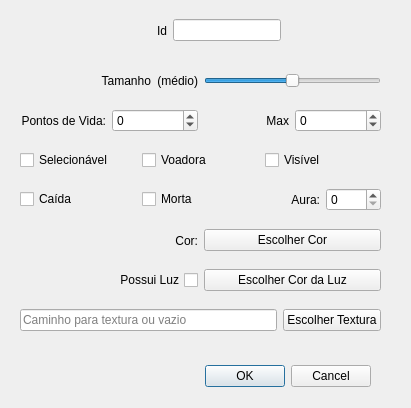
Above: ifg/qt/ui/entidade.ui from matferib/tabuleiro-virtual before the change. Below: the same form after it.
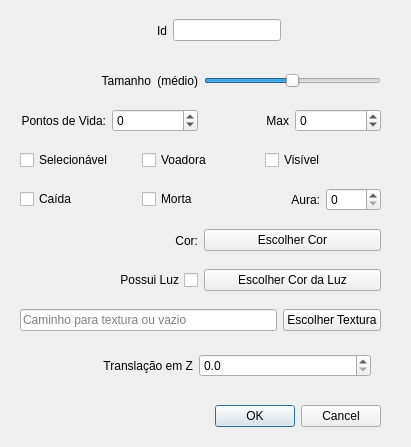
That is the form after the change.

Commit message: versao com translacao em Z para entidades e hit points para formas

What changed in the file:
```diff
--- a/ifg/qt/ui/entidade.ui
+++ b/ifg/qt/ui/entidade.ui
@@ -8,7 +8,7 @@
     <x>0</x>
     <y>0</y>
     <width>411</width>
-    <height>408</height>
+    <height>447</height>
    </rect>
   </property>
   <property name="windowTitle">
@@ -23,8 +23,8 @@
   <widget class="QDialogButtonBox" name="botoes">
    <property name="geometry">
     <rect>
-     <x>30</x>
-     <y>360</y>
+     <x>40</x>
+     <y>400</y>
      <width>341</width>
      <height>32</height>
     </rect>
@@ -336,7 +336,7 @@
     </item>
    </layout>
   </widget>
-  <widget class="QWidget" name="">
+  <widget class="QWidget" name="layoutWidget">
    <property name="geometry">
     <rect>
      <x>20</x>
@@ -379,6 +379,41 @@
     </item>
    </layout>
   </widget>
+  <widget class="QWidget" name="horizontalLayoutWidget_6">
+   <property name="geometry">
+    <rect>
+     <x>20</x>
+     <y>350</y>
+     <width>351</width>
+     <height>31</height>
+    </rect>
+   </property>
+   <layout class="QHBoxLayout" name="horizontalLayout_13">
+    <item>
+     <widget class="QLabel" name="label_7">
+      <property name="text">
+       <string>Translação em Z</string>
+      </property>
+      <property name="alignment">
+       <set>Qt::AlignRight|Qt::AlignTrailing|Qt::AlignVCenter</set>
+      </property>
+     </widget>
+    </item>
+    <item>
+     <widget class="QDoubleSpinBox" name="spin_translacao">
+      <property name="decimals">
+       <number>1</number>
+      </property>
+      <property name="maximum">
+       <double>100.000000000000000</double>
+      </property>
+      <property name="singleStep">
+       <double>0.100000000000000</double>
+      </property>
+     </widget>
+    </item>
+   </layout>
+  </widget>
  </widget>
  <resources/>
  <connections>
```
The commit also changes 9 other files.
